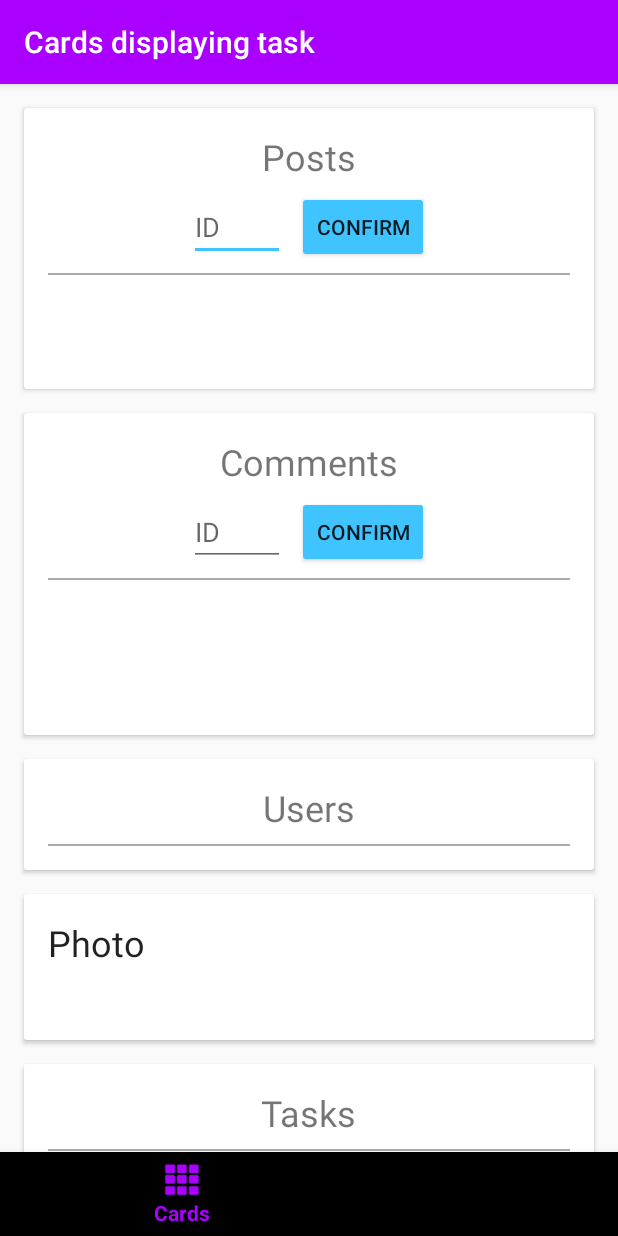
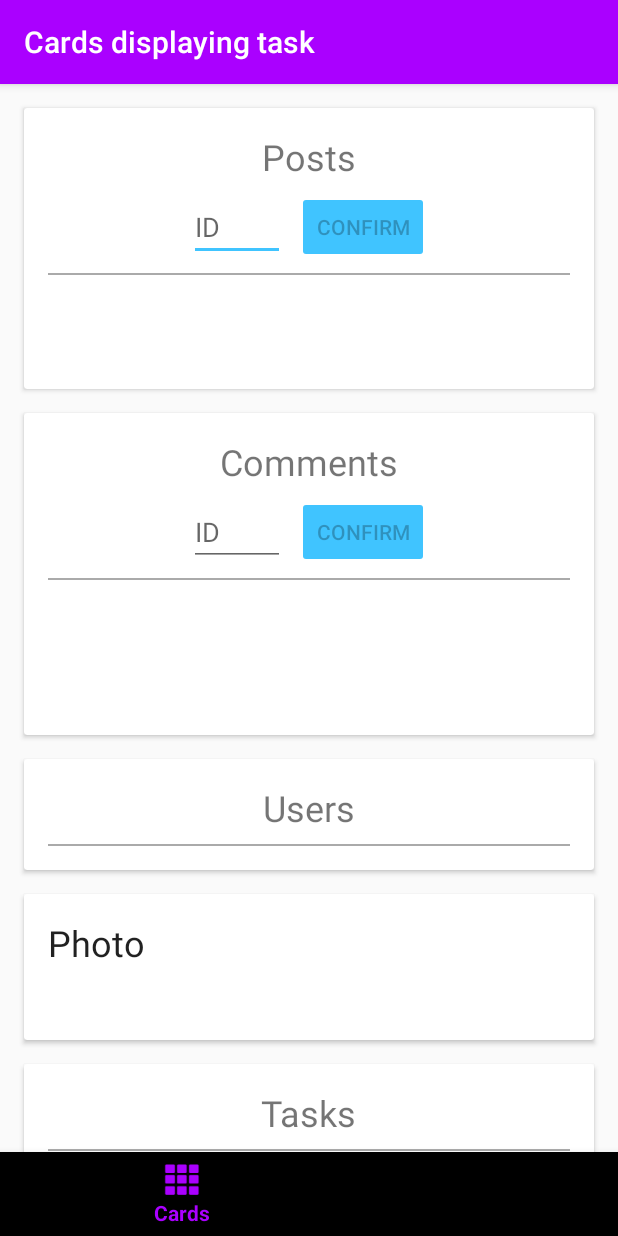
Before and after one commit to aleksandersh/AndroidCardsDemo, an Android app: the screen it shows after launch (MainActivity), on a phone screen of 412 x 824 dp. Run offline under Robolectric (Android 15) with nearby library versions, the phone set to English and light mode, and no system bars; our stand-ins replace Dagger/Hilt's generated code, Picasso, RxJava; network calls fail; pictures from the network do not load; 2 statements that could not run were skipped.

Commit message:
Buttons now disabled at start.

```diff
--- a/app/src/main/res/layout/commentscard_cards.xml
+++ b/app/src/main/res/layout/commentscard_cards.xml
@@ -54,6 +54,7 @@
             android:layout_marginLeft="8dp"
             android:layout_marginStart="8dp"
             android:layout_marginTop="8dp"
+            android:enabled="false"
             android:text="@string/cards_comments_confirm_button_title"
             app:layout_constraintBottom_toBottomOf="@+id/commentIdEditText"
             app:layout_constraintEnd_toEndOf="parent"
--- a/app/src/main/res/layout/postscard_cards.xml
+++ b/app/src/main/res/layout/postscard_cards.xml
@@ -54,6 +54,7 @@
             android:layout_marginLeft="8dp"
             android:layout_marginStart="8dp"
             android:layout_marginTop="8dp"
+            android:enabled="false"
             android:text="@string/cards_posts_confirm_button_title"
             app:layout_constraintBottom_toBottomOf="@+id/postIdEditText"
             app:layout_constraintEnd_toEndOf="parent"
```
